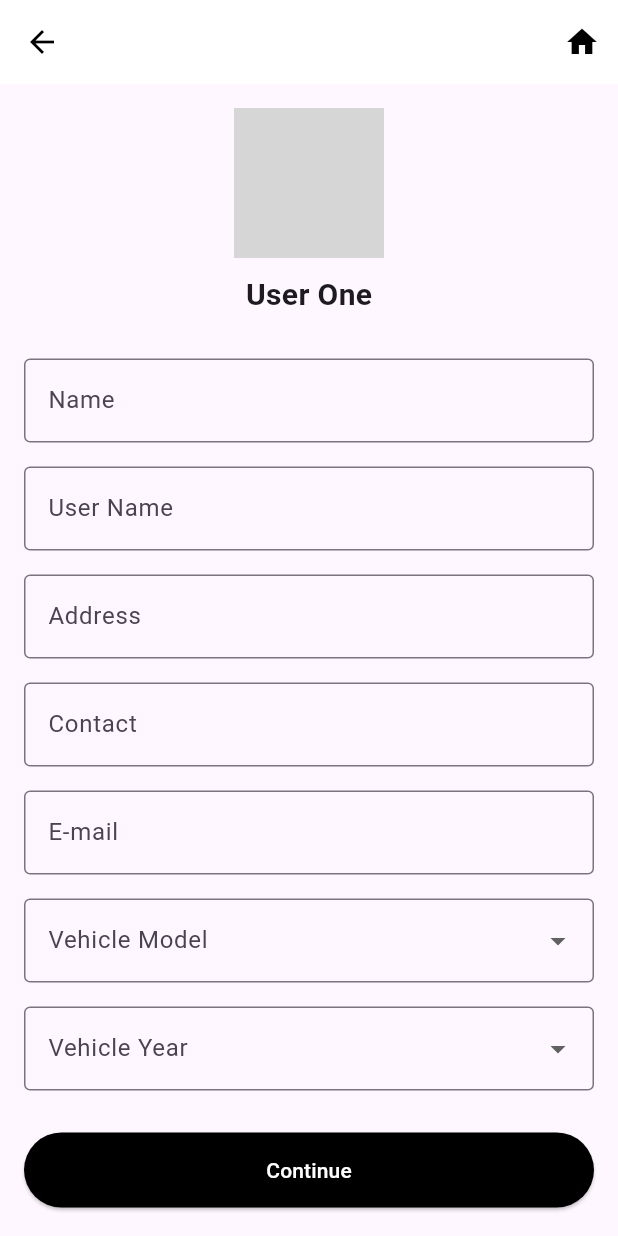
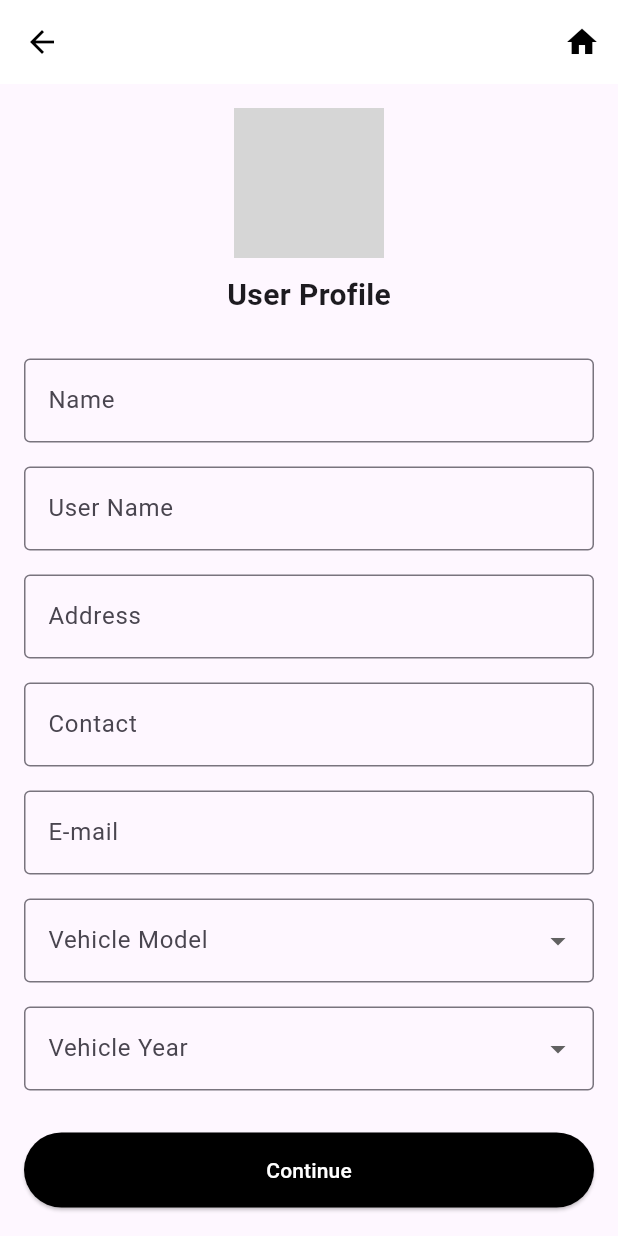
Before and after one commit to IsiraAdithyaWithana/Dr.-Cars, a Flutter app: the screen it shows after launch, on a phone screen of 412 x 824 dp. Run offline on Flutter 3.47's test engine with Material 3 defaults, Android fonts, the phone set to English and light mode, and no system bars; grey boxes are pictures that could not be loaded.

Commit message:
profile change

```diff
--- a/lib/interface/profile.dart
+++ b/lib/interface/profile.dart
@@ -31,7 +31,7 @@ class ProfileScreen extends StatelessWidget {
             ),
             SizedBox(height: 10),
             Text(
-              'User One',
+              'User Profile',
               style: TextStyle(fontSize: 20, fontWeight: FontWeight.bold),
             ),
             SizedBox(height: 20),
@@ -78,9 +78,12 @@ class ProfileScreen extends StatelessWidget {
           labelText: label,
           border: OutlineInputBorder(),
         ),
-        items: ['Option 1', 'Option 2', 'Option 3']
-            .map((e) => DropdownMenuItem(value: e, child: Text(e)))
-            .toList(),
+        items:
+            [
+              'Car',
+              'Van',
+              'SUV',
+            ].map((e) => DropdownMenuItem(value: e, child: Text(e))).toList(),
         onChanged: (value) {},
       ),
     );
```
